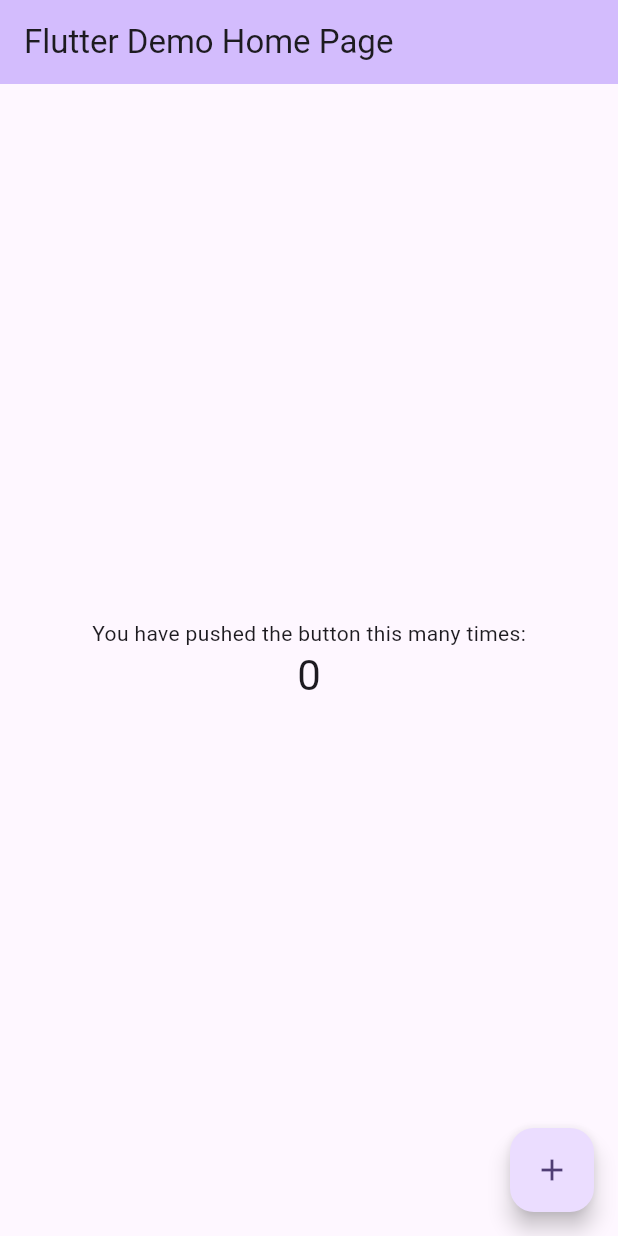
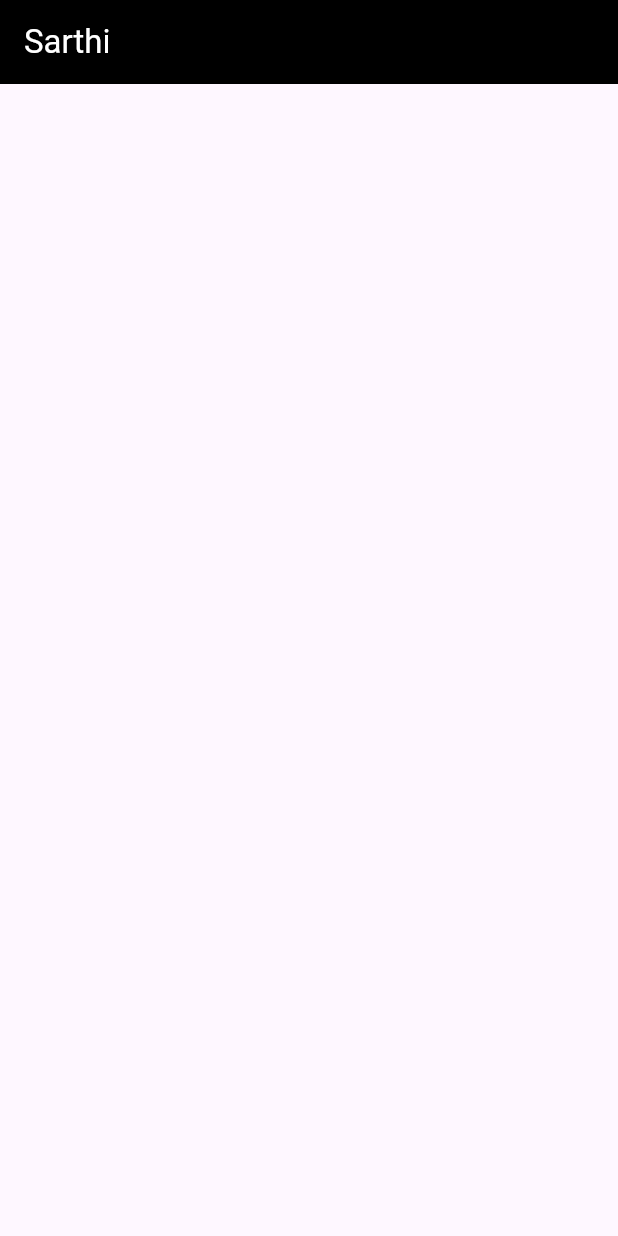
Before and after one commit to tejaswijadhav2003/Sarthi, a Flutter app: the screen it shows after launch, on a phone screen of 412 x 824 dp. Run offline on Flutter 3.47's test engine with Material 3 defaults, Android fonts, the phone set to English and light mode, and no system bars; our stand-ins replace avatar_glow, speech_to_text.

Commit message:
added speechtotext page

```diff
--- a/sarthi/lib/main.dart
+++ b/sarthi/lib/main.dart
@@ -1,5 +1,5 @@
- import 'package:flutter/material.dart';
-
+import 'package:flutter/material.dart';
+import 'package:sarthi/pages/speechtotext.dart';
 
 void main() {
   runApp(const MyApp());
@@ -17,95 +17,7 @@ class MyApp extends StatelessWidget {
         colorScheme: ColorScheme.fromSeed(seedColor: Colors.deepPurple),
         useMaterial3: true,
       ),
-      home: const MyHomePage(title: 'Flutter Demo Home Page'),
+      home: MyConverter(),
     );
   }
 }
-
-class MyHomePage extends StatefulWidget {
-  const MyHomePage({super.key, required this.title});
-
-  // This widget is the home page of your application. It is stateful, meaning
-  // that it has a State object (defined below) that contains fields that affect
-  // how it looks.
-
-  // This class is the configuration for the state. It holds the values (in this
-  // case the title) provided by the parent (in this case the App widget) and
-  // used by the build method of the State. Fields in a Widget subclass are
-  // always marked "final".
-
-  final String title;
-
-  @override
-  State<MyHomePage> createState() => _MyHomePageState();
-}
-
-class _MyHomePageState extends State<MyHomePage> {
-  int _counter = 0;
-
-  void _incrementCounter() {
-    setState(() {
-      // This call to setState tells the Flutter framework that something has
-      // changed in this State, which causes it to rerun the build method below
-      // so that the display can reflect the updated values. If we changed
-      // _counter without calling setState(), then the build method would not be
-      // called again, and so nothing would appear to happen.
-      _counter++;
-    });
-  }
-
-  @override
-  Widget build(BuildContext context) {
-    // This method is rerun every time setState is called, for instance as done
-    // by the _incrementCounter method above.
-    //
-    // The Flutter framework has been optimized to make rerunning build methods
-    // fast, so that you can just rebuild anything that needs updating rather
-    // than having to individually change instances of widgets.
-    return Scaffold(
-      appBar: AppBar(
-        // TRY THIS: Try changing the color here to a specific color (to
-        // Colors.amber, perhaps?) and trigger a hot reload to see the AppBar
-        // change color while the other colors stay the same.
-        backgroundColor: Theme.of(context).colorScheme.inversePrimary,
-        // Here we take the value from the MyHomePage object that was created by
-        // the App.build method, and use it to set our appbar title.
-        title: Text(widget.title),
-      ),
-      body: Center(
-        // Center is a layout widget. It takes a single child and positions it
-        // in the middle of the parent.
-        child: Column(
-          // Column is also a layout widget. It takes a list of children and
-          // arranges them vertically. By default, it sizes itself to fit its
-          // children horizontally, and tries to be as tall as its parent.
-          //
-          // Column has various properties to control how it sizes itself and
-          // how it positions its children. Here we use mainAxisAlignment to
-          // center the children vertically; the main axis here is the vertical
-          // axis because Columns are vertical (the cross axis would be
-          // horizontal).
-          //
-          // TRY THIS: Invoke "debug painting" (choose the "Toggle Debug Paint"
-          // action in the IDE, or press "p" in the console), to see the
-          // wireframe for each widget.
-          mainAxisAlignment: MainAxisAlignment.center,
-          children: <Widget>[
-            const Text(
-              'You have pushed the button this many times:',
-            ),
-            Text(
-              '$_counter',
-              style: Theme.of(context).textTheme.headlineMedium,
-            ),
-          ],
-        ),
-      ),
-      floatingActionButton: FloatingActionButton(
-        onPressed: _incrementCounter,
-        tooltip: 'Increment',
-        child: const Icon(Icons.add),
-      ), // This trailing comma makes auto-formatting nicer for build methods.
-    );
-  }
-}
--- /dev/null
+++ b/sarthi/lib/pages/speechtotext.dart
@@ -0,0 +1,20 @@
+import 'package:avatar_glow/avatar_glow.dart';
+import 'package:flutter/material.dart';
+import 'package:speech_to_text/speech_to_text.dart';
+
+class MyConverter extends StatefulWidget{
+  const MyConverter({super.key});
+
+  @override
+  State<MyConverter> createState() => _MyConverterState();
+}
+
+class _MyConverterState extends State<MyConverter>{
+  @override
+  Widget build(BuildContext context) {
+    return Scaffold(
+      appBar: AppBar(title: Text('Sarthi' ,style: TextStyle(color: Colors.white),), backgroundColor: Colors.black,),
+    );
+  }
+
+}
```
Also changed, not shown: 2 other files.
